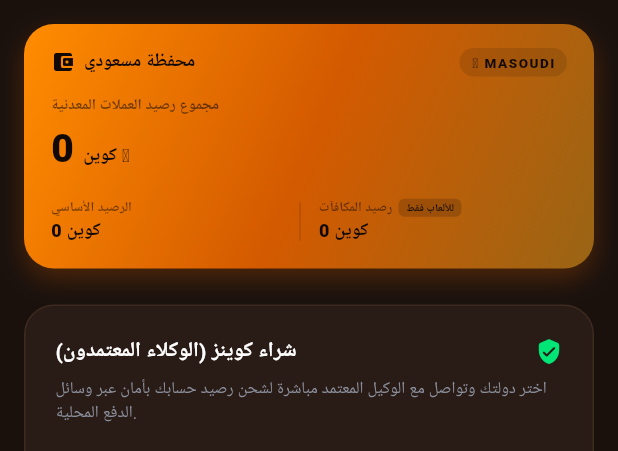
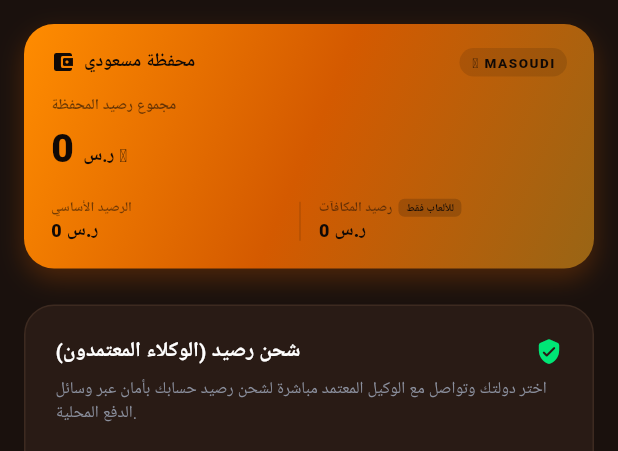
Before and after one commit to halilfarhat102-cpu/masoudi-api, a Flutter app: the WalletScreen widget shown alone on an empty page, opened directly with empty values, on a phone screen of 412 x 824 dp. Shown: the top 451 px of the screen. Run offline on Flutter 3.47's test engine with Material 3 defaults, Android fonts, the phone set to English and light mode, and no system bars; our stand-ins replace cached_network_image, firebase_auth, firebase_core, font_awesome_flutter, google_fonts, google_sign_in and 1 more; accounts and stored records are empty; network calls fail; Roboto replaces fonts that are missing (Cairo).

Commit message:
design: replace all references of 'coins' with 'ر.س' / 'رصيد' in Flutter wallet and screens

```diff
--- a/masoudi_app/lib/main.dart
+++ b/masoudi_app/lib/main.dart
@@ -256,7 +256,7 @@ class _MainTabControllerScreenState extends State<MainTabControllerScreen> {
             final double amount = (tx['amount'] ?? 0.0).toDouble();
             final String type = tx['type'] ?? 'عملية';
             final String date = tx['date'] ?? 'الآن';
-            final String amountText = '${amount >= 0 ? '+' : ''}${amount.toLocaleString()} كوين';
+            final String amountText = '${amount >= 0 ? '+' : ''}${amount.toLocaleString()} ر.س';
             // Stable ID hash so it doesn't change randomly and cause Flutter list items to rebuild completely
             final String stableId = 'TX-${(type + amountText + date).hashCode.abs() % 100000}';
 
@@ -403,16 +403,16 @@ class _MainTabControllerScreenState extends State<MainTabControllerScreen> {
   double _agentBalance = 0.00;
 
   final List<Map<String, dynamic>> _transactions = [
-    { 'id': "TX-99837", 'type': "شراء كوينز", 'amount': "+5,000 كوين", 'date': "اليوم، 12:45 ص", 'status': "ناجحة" },
-    { 'id': "TX-99712", 'type': "لعب (سلوتس API)", 'amount': "-1,200 كوين", 'date': "أمس، 08:30 م", 'status': "ناجحة" },
-    { 'id': "TX-99645", 'type': "سحب أرباح", 'amount': "-10,000 كوين", 'date': "أمس، 02:15 م", 'status': "ناجحة" },
-    { 'id': "TX-99501", 'type': "شراء كوينز", 'amount': "+25,000 كوين", 'date': "02 يوليو 2026", 'status': "ناجحة" }
+    { 'id': "TX-99837", 'type': "شحن رصيد", 'amount': "+5,000 ر.س", 'date': "اليوم، 12:45 ص", 'status': "ناجحة" },
+    { 'id': "TX-99712", 'type': "لعب (سلوتس API)", 'amount': "-1,200 ر.س", 'date': "أمس، 08:30 م", 'status': "ناجحة" },
+    { 'id': "TX-99645", 'type': "سحب أرباح", 'amount': "-10,000 ر.س", 'date': "أمس، 02:15 م", 'status': "ناجحة" },
+    { 'id': "TX-99501", 'type': "شحن رصيد", 'amount': "+25,000 ر.س", 'date': "02 يوليو 2026", 'status': "ناجحة" }
   ];
 
   Future<void> _executeTransaction(double amount, String type) async {
     // For sell, the amount is already negative (-amountVal)
     final double netAmount = type == 'deposit' ? amount : (type == 'sell' ? amount : -amount);
-    final String txType = type == 'deposit' ? 'إيداع سريع' : (type == 'sell' ? 'بيع كوينز للوكيل' : 'سحب سريع');
+    final String txType = type == 'deposit' ? 'إيداع سريع' : (type == 'sell' ? 'سحب رصيد للوكيل' : 'سحب سريع');
 
     // Optimistically update local state first
     setState(() {
@@ -422,8 +422,8 @@ class _MainTabControllerScreenState extends State<MainTabControllerScreen> {
         _primaryBalance += amount;
         _transactions.insert(0, {
           'id': txId,
-          'type': 'شراء كوينز',
-          'amount': '+${amount.toLocaleString()} كوين',
+          'type': 'شحن رصيد',
+          'amount': '+${amount.toLocaleString()} ر.س',
           'date': 'الآن',
           'status': 'ناجحة'
         });
@@ -433,7 +433,7 @@ class _MainTabControllerScreenState extends State<MainTabControllerScreen> {
         _transactions.insert(0, {
           'id': txId,
           'type': 'سحب أرباح',
-          'amount': '-${amount.toLocaleString()} كوين',
+          'amount': '-${amount.toLocaleString()} ر.س',
           'date': 'الآن',
           'status': 'ناجحة'
         });
@@ -441,8 +441,8 @@ class _MainTabControllerScreenState extends State<MainTabControllerScreen> {
         _agentBalance -= amount;
         _transactions.insert(0, {
           'id': txId,
-          'type': 'تحويل كوينز للاعب',
-          'amount': '-${amount.toLocaleString()} كوين',
+          'type': 'تحويل رصيد للاعب',
+          'amount': '-${amount.toLocaleString()} ر.س',
           'date': 'الآن',
           'status': 'ناجحة'
         });
@@ -452,8 +452,8 @@ class _MainTabControllerScreenState extends State<MainTabControllerScreen> {
         _primaryBalance += amount;
         _transactions.insert(0, {
           'id': txId,
-          'type': 'بيع كوينز للوكيل',
-          'amount': '${amount.toLocaleString()} كوين',
+          'type': 'سحب رصيد للوكيل',
+          'amount': '${amount.toLocaleString()} ر.س',
           'date': 'الآن',
           'status': 'ناجحة'
         });
--- a/masoudi_app/lib/screens/game_play_screen.dart
+++ b/masoudi_app/lib/screens/game_play_screen.dart
@@ -110,7 +110,7 @@ class _GamePlayScreenState extends State<GamePlayScreen> {
                     ),
                     const SizedBox(width: 6),
                     Text(
-                      '${widget.balance.toLocaleString()} كوين',
+                      '${widget.balance.toLocaleString()} ر.س',
                       style: GoogleFonts.cairo(
                         color: Colors.white,
                         fontSize: 12,
--- a/masoudi_app/lib/screens/game_preview_screen.dart
+++ b/masoudi_app/lib/screens/game_preview_screen.dart
@@ -240,7 +240,7 @@ class _GamePreviewScreenState extends State<GamePreviewScreen>
                                     _statChip(
                                       icon: Icons.account_balance_wallet_rounded,
                                       label: 'رصيدك',
-                                      value: '${widget.balance.toLocaleString()} كوين',
+                                      value: '${widget.balance.toLocaleString()} ر.س',
                                       color: const Color(0xFFFF7A1F),
                                     ),
                                     const SizedBox(width: 10),
--- a/masoudi_app/lib/screens/home_screen.dart
+++ b/masoudi_app/lib/screens/home_screen.dart
@@ -54,7 +54,7 @@ class _HomeScreenState extends State<HomeScreen> {
     },
     {
       'title': 'جاكبوت روليت البرق',
-      'subtitle': 'الجائزة الكبرى تصل إلى 500,000 كوين 🪙',
+      'subtitle': 'الجائزة الكبرى تصل إلى 500,000 ر.س 🪙',
       'badge': 'مباشر',
       'icon': '🎰',
       'accentR': 124,
@@ -69,7 +69,7 @@ class _HomeScreenState extends State<HomeScreen> {
     },
     {
       'title': 'بطولة الأسبوع VIP',
-      'subtitle': 'المركز الأول يربح 25,000 كوين 🪙',
+      'subtitle': 'المركز الأول يربح 25,000 ر.س 🪙',
       'badge': 'جديد',
       'icon': '🏆',
       'accentR': 245,
@@ -85,10 +85,10 @@ class _HomeScreenState extends State<HomeScreen> {
   ];
 
   final List<Map<String, String>> _winners = [
-    {"name": "خالد المري", "prize": "15,000 كوين 🪙", "game": "روليت البرق"},
-    {"name": "أبو فهد", "prize": "8,500 كوين 🪙", "game": "فتحات أوليمبوس"},
-    {"name": "سارة الدوسري", "prize": "32,000 كوين 🪙", "game": "بلاك جاك مسعودي"},
-    {"name": "سلطان العتيبي", "prize": "6,200 كوين 🪙", "game": "سلوتس كليوباترا"}
+    {"name": "خالد المري", "prize": "15,000 ر.س 🪙", "game": "روليت البرق"},
+    {"name": "أبو فهد", "prize": "8,500 ر.س 🪙", "game": "فتحات أوليمبوس"},
+    {"name": "سارة الدوسري", "prize": "32,000 ر.س 🪙", "game": "بلاك جاك مسعودي"},
+    {"name": "سلطان العتيبي", "prize": "6,200 ر.س 🪙", "game": "سلوتس كليوباترا"}
   ];
 
   @override
--- a/masoudi_app/lib/screens/wallet_screen.dart
+++ b/masoudi_app/lib/screens/wallet_screen.dart
@@ -59,7 +59,7 @@ class _WalletScreenState extends State<WalletScreen> {
                   const Icon(Icons.swap_horizontal_circle_rounded, color: Color(0xFFFF7A1F), size: 24),
                   const SizedBox(width: 8),
                   Text(
-                    'تحويل كوينز إلى لاعب',
+                    'تحويل رصيد إلى لاعب',
                     style: GoogleFonts.cairo(
                       fontSize: 16,
                       fontWeight: FontWeight.bold,
@@ -73,7 +73,7 @@ class _WalletScreenState extends State<WalletScreen> {
                 crossAxisAlignment: CrossAxisAlignment.start,
                 children: [
                   Text(
-                    'رصيدك المتاح للتوزيع: ${currentBalance.toLocaleString()} كوين',
+                    'رصيدك المتاح للتوزيع: ${currentBalance.toLocaleString()} ر.س',
                     style: GoogleFonts.cairo(fontSize: 11, color: const Color(0xFF8B909E)),
                   ),
                   const SizedBox(height: 16),
@@ -107,7 +107,7 @@ class _WalletScreenState extends State<WalletScreen> {
 
                   // Amount Field
                   Text(
-                    'كمية الكوينز',
+                    'المبلغ',
                     style: GoogleFonts.cairo(fontSize: 11, color: Colors.white70, fontWeight: FontWeight.bold),
                   ),
                   const SizedBox(height: 6),
@@ -127,14 +127,14 @@ class _WalletScreenState extends State<WalletScreen> {
                             enabled: !isTransferring,
                             style: GoogleFonts.cairo(color: Colors.white, fontSize: 13),
                             decoration: InputDecoration(
-                              hintText: 'أدخل عدد الكوينز...',
+                              hintText: 'أدخل المبلغ...',
                               hintStyle: GoogleFonts.cairo(color: const Color(0xFF6B7080), fontSize: 12),
                               border: InputBorder.none,
                             ),
                           ),
                         ),
                         Text(
-                          '🪙 كوين',
+                          '🪙 ر.س',
                           style: GoogleFonts.cairo(color: const Color(0xFFFF7A1F), fontWeight: FontWeight.bold, fontSize: 11),
                         ),
                       ],
@@ -208,7 +208,7 @@ class _WalletScreenState extends State<WalletScreen> {
                                 ScaffoldMessenger.of(context).showSnackBar(
                                   SnackBar(
                                     content: Text(
-                                      'تم تحويل ${amountVal.toLocaleString()} كوين بنجاح للاعب $recipientId 🚀',
+                                      'تم تحويل ${amountVal.toLocaleString()} ر.س بنجاح للاعب $recipientId 🚀',
                                       textAlign: TextAlign.right,
                                       style: GoogleFonts.cairo(fontWeight: FontWeight.bold),
                                     ),
@@ -387,7 +387,7 @@ class _WalletScreenState extends State<WalletScreen> {
       cleanedPhone = cleanedPhone.substring(2);
     }
 
-    final message = "مرحباً وكيل شحن مسعودي، أريد شراء كوينز للعب. معرف حسابي في اللعبة هو: ${widget.playerId}";
+    final message = "مرحباً وكيل شحن مسعودي، أريد شحن رصيد للعب. معرف حسابي في اللعبة هو: ${widget.playerId}";
     final encodedMsg = Uri.encodeComponent(message);
 
     // List of URIs to try in order
@@ -488,7 +488,7 @@ class _WalletScreenState extends State<WalletScreen> {
                     const SizedBox(width: 8),
                     Expanded(
                       child: Text(
-                        'بيع كوينز للوكيل',
+                        'سحب رصيد للوكيل',
                         style: GoogleFonts.cairo(
                           fontSize: 16,
                           fontWeight: FontWeight.bold,
@@ -662,7 +662,7 @@ class _WalletScreenState extends State<WalletScreen> {
                               style: GoogleFonts.cairo(fontSize: 11, color: const Color(0xFF8B909E)),
                             ),
                             Text(
-                              '${widget.primaryBalance.toLocaleString()} كوين 🪙',
+                              '${widget.primaryBalance.toLocaleString()} ر.س 🪙',
                               style: GoogleFonts.cairo(fontSize: 12, color: Colors.white, fontWeight: FontWeight.bold),
                             ),
                           ],
@@ -676,7 +676,7 @@ class _WalletScreenState extends State<WalletScreen> {
                               style: GoogleFonts.cairo(fontSize: 11, color: const Color(0xFF8B909E)),
                             ),
                             Text(
-                              '1\$ = ${double.parse((_settings['coinSellRate'] ?? 20000).toString()).toLocaleString()} كوين',
+                              '1\$ = ${double.parse((_settings['coinSellRate'] ?? 20000).toString()).toLocaleString()} ر.س',
                               style: GoogleFonts.cairo(
                                 fontSize: 12,
                                 color: const Color(0xFFFF7A1F),
@@ -690,7 +690,7 @@ class _WalletScreenState extends State<WalletScreen> {
                   ),
                   const SizedBox(height: 14),
                   Text(
-                    'كمية الكوينز للبيع',
+                    'المبلغ المراد سحبه',
                     style: GoogleFonts.cairo(fontSize: 11, color: Colors.white70, fontWeight: FontWeight.bold),
                   ),
                   const SizedBox(height: 6),
@@ -707,10 +707,10 @@ class _WalletScreenState extends State<WalletScreen> {
                       enabled: !isSelling,
                       style: GoogleFonts.cairo(color: Colors.white, fontSize: 14),
                       decoration: InputDecoration(
-                        hintText: 'أدخل كمية الكوينز...',
+                        hintText: 'أدخل المبلغ...',
                         hintStyle: GoogleFonts.cairo(color: const Color(0xFF6B7080), fontSize: 12),
                         border: InputBorder.none,
-                        suffix: Text('🪙 كوين', style: GoogleFonts.cairo(fontSize: 11, color: const Color(0xFF8B909E))),
+                        suffix: Text('🪙 ر.س', style: GoogleFonts.cairo(fontSize: 11, color: const Color(0xFF8B909E))),
                       ),
                     ),
                   ),
@@ -739,7 +739,7 @@ class _WalletScreenState extends State<WalletScreen> {
                         const SizedBox(width: 8),
                         Expanded(
                           child: Text(
-                            'أؤكد أن الوكيل سيدفع قيمة الكوينز نقداً وأنني أوافق على الخصم الفوري',
+                            'أؤكد أن الوكيل سيدفع قيمة الرصيد نقداً وأنني أوافق على الخصم الفوري',
                             style: GoogleFonts.cairo(
                               fontSize: 10,
                               color: _confirmed ? const Color(0xFF00E676) : Colors.orange.shade300,
@@ -772,7 +772,7 @@ class _WalletScreenState extends State<WalletScreen> {
                           if (amountVal > widget.primaryBalance) {
                             ScaffoldMessenger.of(context).showSnackBar(SnackBar(
                               content: Text(
-                                'رصيد المكافآت لا يمكن بيعه — يمكن استخدامه في الألعاب فقط. رصيدك الأساسي القابل للبيع: ${widget.primaryBalance.toLocaleString()} كوين',
+                                'رصيد المكافآت لا يمكن بيعه — يمكن استخدامه في الألعاب فقط. رصيدك الأساسي القابل للبيع: ${widget.primaryBalance.toLocaleString()} ر.س',
                                 textAlign: TextAlign.right,
                                 style: GoogleFonts.cairo(fontSize: 12),
                               ),
@@ -815,7 +815,7 @@ class _WalletScreenState extends State<WalletScreen> {
                                 widget.onTransactionExecuted(-amountVal, 'sell');
                                 ScaffoldMessenger.of(context).showSnackBar(SnackBar(
                                   content: Text(
-                                    'تم بيع ${amountVal.toLocaleString()} كوين للوكيل ${data['agentName'] ?? ''} بنجاح 💰',
+                                    'تم بيع ${amountVal.toLocaleString()} ر.س للوكيل ${data['agentName'] ?? ''} بنجاح 💰',
                                     textAlign: TextAlign.right,
                                     style: GoogleFonts.cairo(fontWeight: FontWeight.bold),
                                   ),
@@ -949,7 +949,7 @@ class _WalletScreenState extends State<WalletScreen> {
                 ),
                 const SizedBox(height: 12),
                 Text(
-                  'مجموع رصيد العملات المعدنية',
+                  'مجموع رصيد المحفظة',
                   style: GoogleFonts.cairo(
                     fontSize: 10,
                     fontWeight: FontWeight.w600,
@@ -971,7 +971,7 @@ class _WalletScreenState extends State<WalletScreen> {
                     ),
                     const SizedBox(width: 6),
                     Text(
-                      'كوين 🪙',
+                      'ر.س 🪙',
                       style: GoogleFonts.cairo(
                         fontSize: 12,
                         fontWeight: FontWeight.bold,
@@ -997,7 +997,7 @@ class _WalletScreenState extends State<WalletScreen> {
                             ),
                           ),
                           Text(
-                            '${widget.primaryBalance.toLocaleString()} كوين',
+                            '${widget.primaryBalance.toLocaleString()} ر.س',
                             style: GoogleFonts.cairo(
                               fontSize: 12,
                               fontWeight: FontWeight.w800,
@@ -1046,7 +1046,7 @@ class _WalletScreenState extends State<WalletScreen> {
                             ],
                           ),
                           Text(
-                            '${widget.bonusBalance.toLocaleString()} كوين',
+                            '${widget.bonusBalance.toLocaleString()} ر.س',
                             style: GoogleFonts.cairo(
                               fontSize: 12,
                               fontWeight: FontWeight.w800,
@@ -1143,7 +1143,7 @@ class _WalletScreenState extends State<WalletScreen> {
                           crossAxisAlignment: CrossAxisAlignment.start,
                           children: [
                             Text(
-                              'رصيد كوينز التوزيع (الوكالة)',
+                              'رصيد توزيع الشحن (الوكالة)',
                               style: GoogleFonts.cairo(
                                 fontSize: 10,
                                 color: const Color(0xFF8B909E),
@@ -1152,7 +1152,7 @@ class _WalletScreenState extends State<WalletScreen> {
                             ),
                             const SizedBox(height: 4),
                             Text(
-                              '${widget.agentBalance.toLocaleString()} كوين 🪙',
+                              '${widget.agentBalance.toLocaleString()} ر.س 🪙',
                               style: GoogleFonts.cairo(
                                 fontSize: 18,
                                 fontWeight: FontWeight.w900,
@@ -1183,7 +1183,7 @@ class _WalletScreenState extends State<WalletScreen> {
                   const SizedBox(height: 14),
 
                   Text(
-                    'بصفتك وكيلاً معتمداً، يمكنك تحويل الكوينز مباشرة إلى حسابات اللاعبين وبيعها لهم بشكل آمن.',
+                    'بصفتك وكيلاً معتمداً، يمكنك تحويل الرصيد مباشرة إلى حسابات اللاعبين وبيعها لهم بشكل آمن.',
                     style: GoogleFonts.cairo(
                       fontSize: 11,
                       color: const Color(0xFF8B909E),
@@ -1208,7 +1208,7 @@ class _WalletScreenState extends State<WalletScreen> {
                       ),
                       icon: const Icon(Icons.swap_horizontal_circle_rounded, size: 20),
                       label: Text(
-                        'شحن عملات معدنية للاعب',
+                        'شحن رصيد للاعب',
                         style: GoogleFonts.cairo(
                           fontSize: 13,
                           fontWeight: FontWeight.bold,
@@ -1238,7 +1238,7 @@ class _WalletScreenState extends State<WalletScreen> {
                   mainAxisAlignment: MainAxisAlignment.spaceBetween,
                   children: [
                     Text(
-                      'شراء كوينز (الوكلاء المعتمدون)',
+                      'شحن رصيد (الوكلاء المعتمدون)',
                       style: GoogleFonts.cairo(
                         fontSize: 14,
                         fontWeight: FontWeight.bold,
@@ -1469,7 +1469,7 @@ class _WalletScreenState extends State<WalletScreen> {
                                     borderRadius: BorderRadius.circular(8),
                                   ),
                                   child: Text(
-                                    'شراء: 1\$ = ${double.parse((_settings['coinBuyRate'] ?? 10000).toString()).toLocaleString()} كوين',
+                                    'شراء: 1\$ = ${double.parse((_settings['coinBuyRate'] ?? 10000).toString()).toLocaleString()} ر.س',
                                     style: GoogleFonts.cairo(
                                       fontSize: 9,
                                       fontWeight: FontWeight.bold,
@@ -1547,7 +1547,7 @@ class _WalletScreenState extends State<WalletScreen> {
                                       ),
                                       icon: const Icon(Icons.sell_rounded, size: 14),
                                       label: Text(
-                                        'بيع كوينز',
+                                        'سحب رصيد',
                                         style: GoogleFonts.cairo(
                                           fontSize: 11,
                                           fontWeight: FontWeight.bold,
```
Also changed, not shown: db.json (+10 -1 lines).
